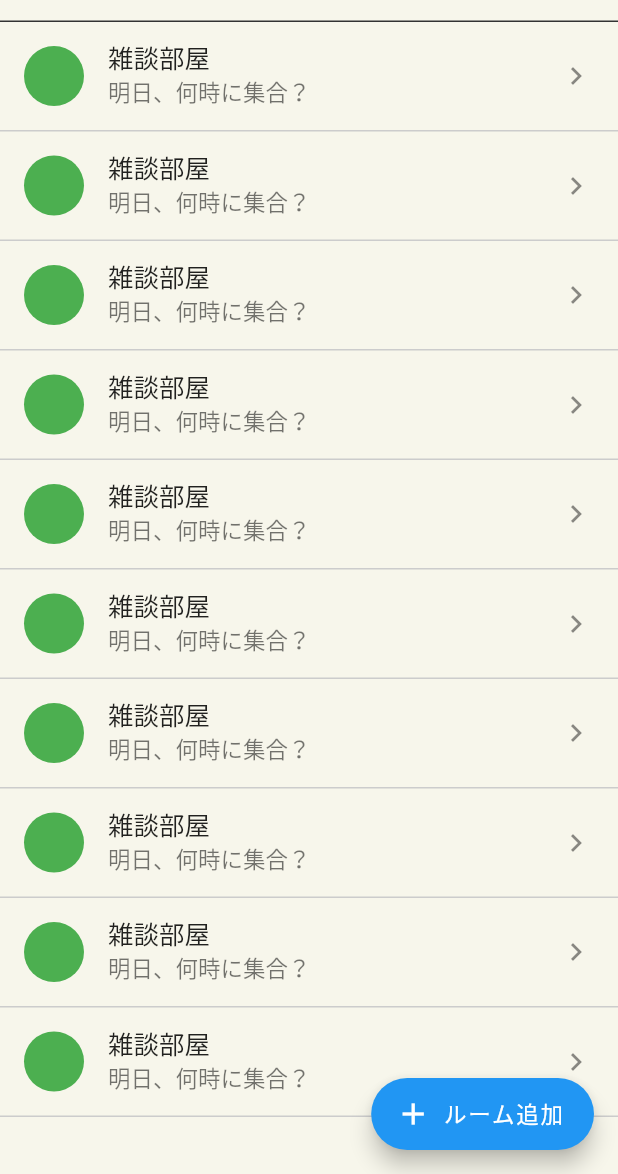
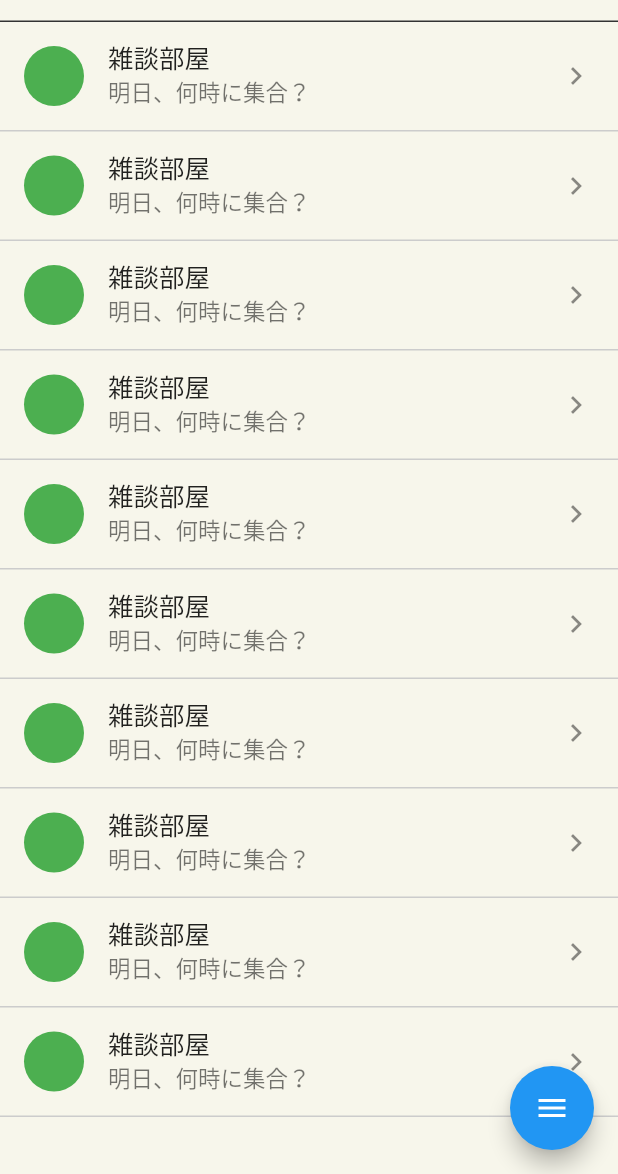
Before and after one commit to agora-creation/qr_chat_app, a Flutter app: the HomeScreen screen opened directly, on a phone screen of 412 x 824 dp, the part 62-1236 px from its top. Run offline on Flutter 3.47's test engine with Material 2 defaults, Android fonts, the phone set to English and light mode, and no system bars; drawn by our look-alikes of flutter_speed_dial; our stand-ins replace flutter_spinkit, modal_bottom_sheet; Roboto replaces fonts that are missing (SourceHanSerif-Bold, SourceHanSerif-Regular); statements that could not run were skipped.

Commit message:
20221020 commit

```diff
--- a/lib/screens/home.dart
+++ b/lib/screens/home.dart
@@ -1,4 +1,5 @@
 import 'package:flutter/material.dart';
+import 'package:flutter_speed_dial/flutter_speed_dial.dart';
 import 'package:qr_chat_app/helpers/functions.dart';
 import 'package:qr_chat_app/screens/chat.dart';
 import 'package:qr_chat_app/screens/room_add.dart';
@@ -40,11 +41,23 @@ class HomeScreen extends StatelessWidget {
           );
         },
       ),
-      floatingActionButton: FloatingActionButton.extended(
-        onPressed: () => overlayScreen(context, const RoomAddScreen()),
-        label: const Text('ルーム追加'),
-        icon: const Icon(Icons.add),
-        backgroundColor: Colors.blue,
+      floatingActionButton: SpeedDial(
+        animatedIcon: AnimatedIcons.menu_close,
+        curve: Curves.bounceIn,
+        children: [
+          SpeedDialChild(
+            child: const Icon(Icons.create),
+            backgroundColor: Colors.blue,
+            label: 'ルームを作成',
+            onTap: () => overlayScreen(context, const RoomAddScreen()),
+          ),
+          SpeedDialChild(
+            child: const Icon(Icons.qr_code),
+            backgroundColor: Colors.green,
+            label: 'ルームに参加',
+            onTap: () => overlayScreen(context, const RoomAddScreen()),
+          ),
+        ],
       ),
     );
   }
--- a/pubspec.yaml
+++ b/pubspec.yaml
@@ -20,6 +20,7 @@ dependencies:
   shared_preferences: ^2.0.15
   intl: ^0.17.0
   modal_bottom_sheet: ^2.1.2
+  flutter_speed_dial: ^6.2.0
 
 dev_dependencies:
   flutter_test:
```
Also changed, not shown: pubspec.lock.
